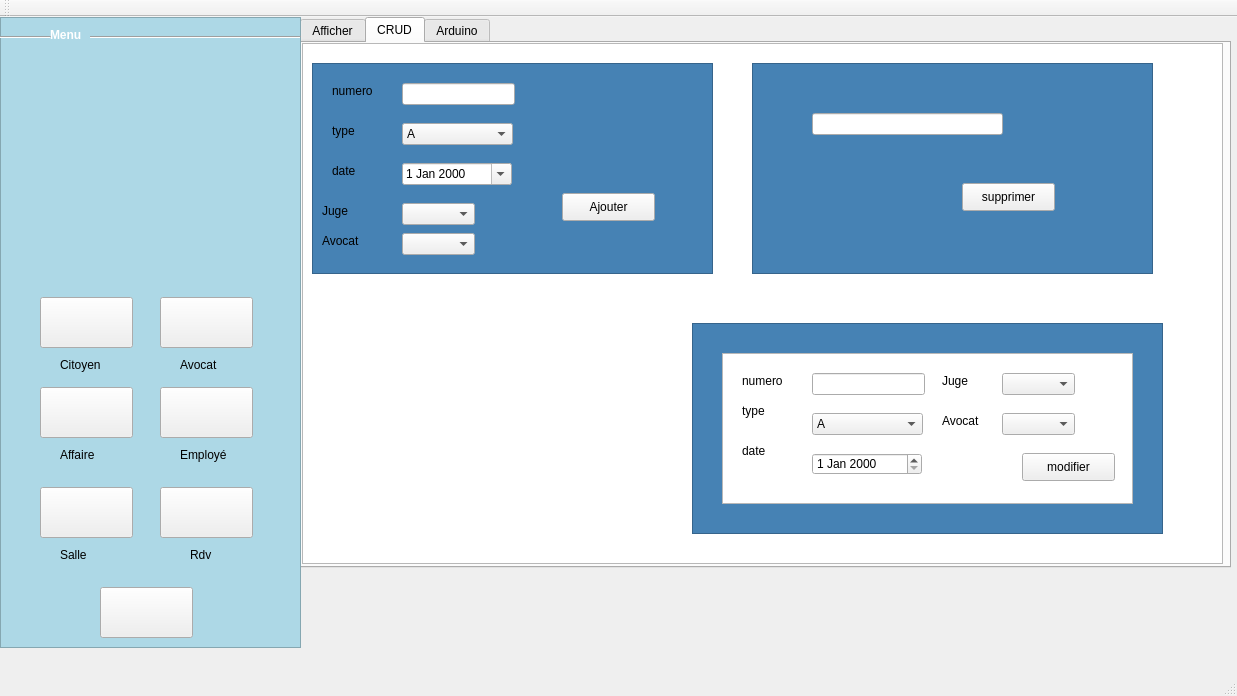
The window that mainwindow.ui (haithem000/Smart_Court_2A39) describes before a commit, drawn with Qt 5.
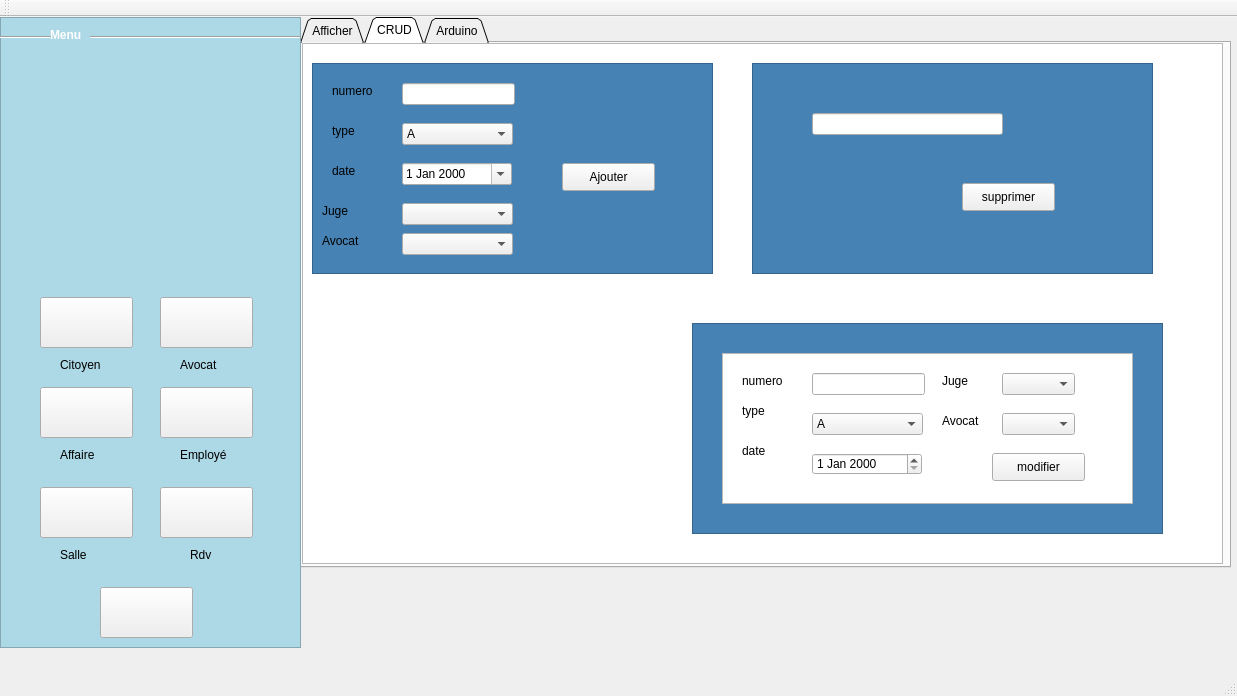
The same window after the commit. Icons and pictures are not drawn.

The edit to the form file:
```diff
--- a/mainwindow.ui
+++ b/mainwindow.ui
@@ -23,6 +23,9 @@
       <height>551</height>
      </rect>
     </property>
+    <property name="tabShape">
+     <enum>QTabWidget::Triangular</enum>
+    </property>
     <property name="currentIndex">
      <number>1</number>
     </property>
@@ -331,7 +334,7 @@
       <property name="geometry">
        <rect>
         <x>260</x>
-        <y>150</y>
+        <y>120</y>
         <width>93</width>
         <height>28</height>
        </rect>
@@ -422,7 +425,7 @@
      <widget class="QPushButton" name="pb_modifier">
       <property name="geometry">
        <rect>
-        <x>720</x>
+        <x>690</x>
         <y>410</y>
         <width>93</width>
         <height>28</height>
@@ -578,7 +581,7 @@
        <rect>
         <x>100</x>
         <y>160</y>
-        <width>73</width>
+        <width>111</width>
         <height>22</height>
        </rect>
       </property>
@@ -588,7 +591,7 @@
        <rect>
         <x>100</x>
         <y>190</y>
-        <width>73</width>
+        <width>111</width>
         <height>22</height>
        </rect>
       </property>
```
Left out of the diff: 8 changed lines with no effect on the pictures.
